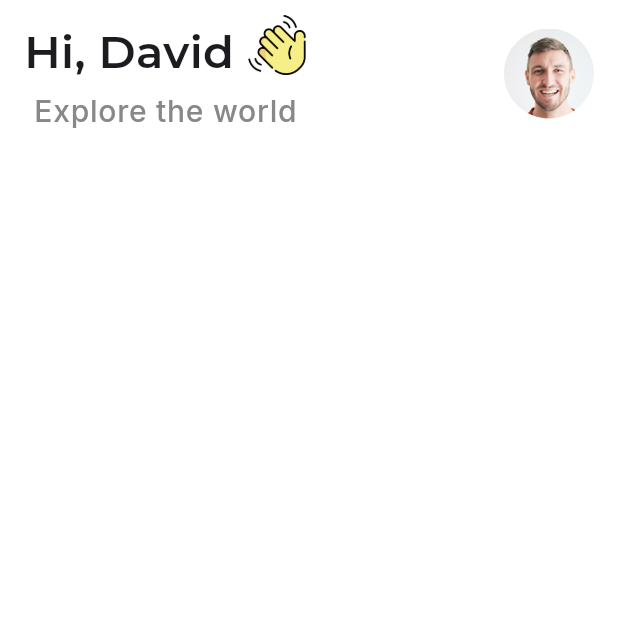
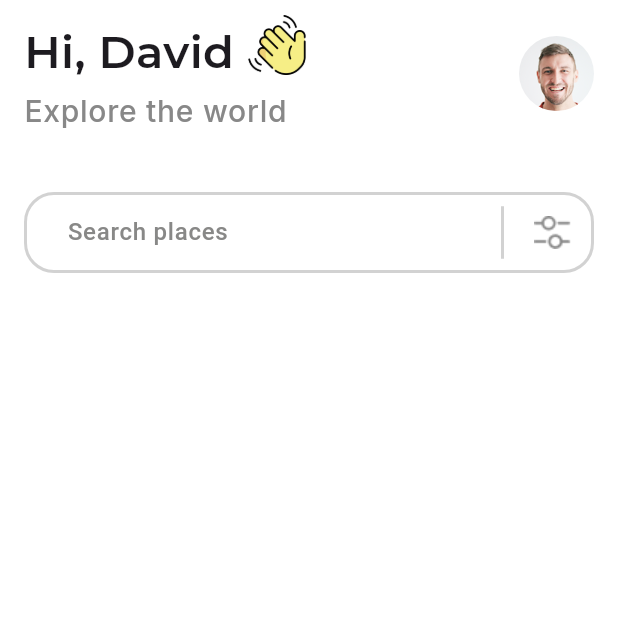
Before and after one commit to SrikantaPrasadrajeUrs/Travel_App_Ui, a Flutter app: the screen it shows after launch, on a phone screen of 412 x 824 dp, the top half of it. Run offline on Flutter 3.47's test engine with Material 3 defaults, Android fonts, the phone set to English and light mode, and no system bars; our stand-ins replace google_fonts.

Commit message:
ui part 2

```diff
--- a/lib/main.dart
+++ b/lib/main.dart
@@ -14,6 +14,22 @@ class MyApp extends StatelessWidget {
   @override
   Widget build(BuildContext context) {
     return MaterialApp(
+      theme: ThemeData(
+        inputDecorationTheme: InputDecorationTheme(
+          outlineBorder: BorderSide(color: Color.fromRGBO(210, 210, 210, 1)),
+          // border: OutlineInputBorder(
+          //   borderRadius: BorderRadius.circular(20),
+          //   borderSide: BorderSide(color: Colors.green),
+          // ),
+          // focusedBorder: OutlineInputBorder(
+          //   borderRadius: BorderRadius.circular(20),
+          //   borderSide: BorderSide(color: Colors.green)),
+          // enabledBorder: OutlineInputBorder(
+          //   borderRadius: BorderRadius.circular(20),
+          //   borderSide: BorderSide(color: Colors.green),
+          // )
+        )
+      ),
       debugShowCheckedModeBanner: false,
       home: Home(
 
--- a/lib/views/home.dart
+++ b/lib/views/home.dart
@@ -9,6 +9,11 @@ class Home extends StatefulWidget {
 }
 
 class _HomeState extends State<Home> {
+  final fieldBorderStyle = OutlineInputBorder(
+    borderRadius: BorderRadius.circular(20),
+    borderSide: BorderSide(color: Color.fromRGBO(210, 210, 210, 1), width: 2),
+  );
+
   @override
   Widget build(BuildContext context) {
     return Scaffold(
@@ -23,23 +28,75 @@ class _HomeState extends State<Home> {
                 mainAxisAlignment: MainAxisAlignment.spaceBetween,
                 children: [
                   Column(
+                    crossAxisAlignment: CrossAxisAlignment.start,
                     children: [
                       Row(
                         children: [
-                          Text("Hi, David ", style: GoogleFonts.montserrat(fontSize: 30, fontWeight: FontWeight.w600)),
+                          Text(
+                            "Hi, David ",
+                            style: GoogleFonts.montserrat(
+                              fontSize: 30,
+                              fontWeight: FontWeight.w600,
+                            ),
+                          ),
                           Container(
-                              margin: EdgeInsets.only(bottom: 9),
-                              child: Image.asset("assets/images/waving-hand.png", height: 40,))
+                            margin: EdgeInsets.only(bottom: 9),
+                            child: Image.asset(
+                              "assets/images/waving-hand.png",
+                              height: 40,
+                            ),
+                          ),
                         ],
                       ),
-                      Text("Explore the world", style: GoogleFonts.inter(fontSize: 20, fontWeight: FontWeight.w500, letterSpacing: .5, color: Color.fromRGBO(136, 136, 136, 1)),),
+                      Text(
+                        "Explore the world",
+                        style: GoogleFonts.inter(
+                          fontSize: 20,
+                          fontWeight: FontWeight.w500,
+                          letterSpacing: .5,
+                          color: Color.fromRGBO(136, 136, 136, 1),
+                        ),
+                      ),
                     ],
                   ),
                   ClipRRect(
-                      borderRadius: BorderRadius.circular(30),
-                      child: Image.asset("assets/images/person_image.png", height: 60,))
+                    borderRadius: BorderRadius.circular(25),
+                    child: Image.asset(
+                      "assets/images/person_image.png",
+                      height: 50,
+                    ),
+                  ),
                 ],
-              )
+              ),
+              SizedBox(height: 40),
+              TextField(
+                decoration: InputDecoration(
+                  contentPadding: EdgeInsets.symmetric(vertical:15, horizontal: 25),
+                  hintText: "Search places",
+                  hintStyle: GoogleFonts.roboto(
+                    fontWeight: FontWeight.w500,
+                    fontSize: 16,
+                    color: Color.fromRGBO(136, 136, 135, 1),
+                  ),
+                  enabledBorder: fieldBorderStyle,
+                  focusedBorder: fieldBorderStyle,
+                  suffixIcon: Row(
+                    mainAxisSize: MainAxisSize.min,
+                    mainAxisAlignment: MainAxisAlignment.end,
+
+                    children: [
+                      Container(
+                        color: Color.fromRGBO(210, 210, 210, 1),
+                        width: 2,
+                        height: 35,
+                      ),
+                      SizedBox(width: 20),
+                      Image.asset("assets/images/icon setting.png"),
+                      SizedBox(width: 15),
+                    ],
+                  )
+                ),
+              ),
             ],
           ),
         ),
```
Also changed, not shown: assets/images/icon setting.png (added).
